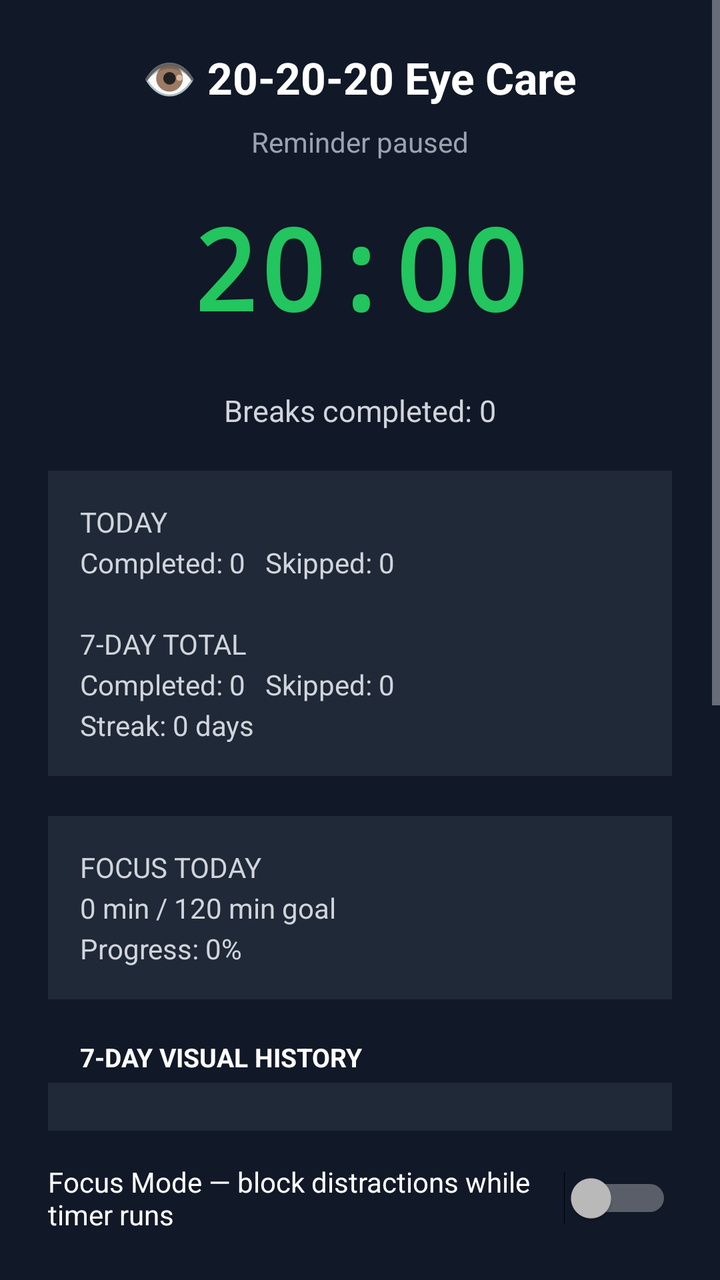
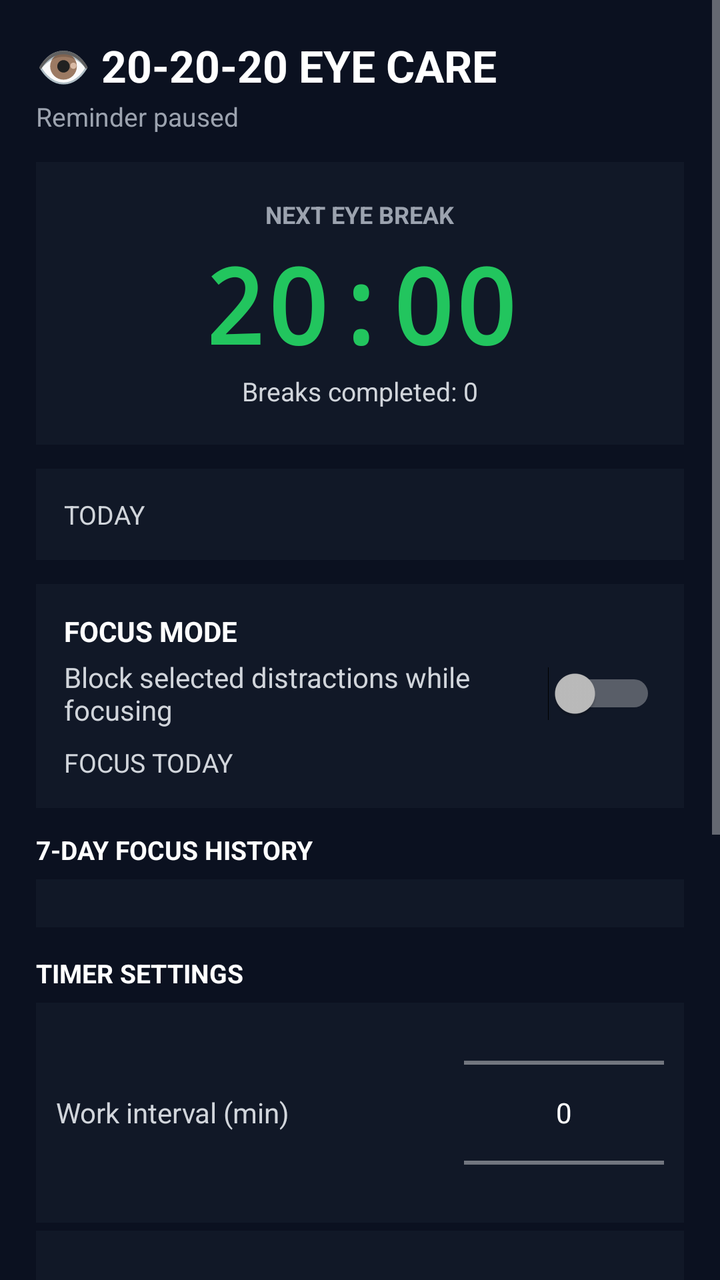

Screens rendered from an Android XML layout before and after an edit, with the pre-edit source and the edit as a unified diff.
<!-- AndroidManifest.xml: application theme Theme.AppCompat.NoActionBar -->
<!-- res/layout/activity_main.xml -->
<?xml version="1.0" encoding="utf-8"?>
<ScrollView xmlns:android="http://schemas.android.com/apk/res/android"
    android:layout_width="match_parent"
    android:layout_height="match_parent"
    android:background="#111827">

    <LinearLayout
        android:layout_width="match_parent"
        android:layout_height="wrap_content"
        android:orientation="vertical"
        android:gravity="center_horizontal"
        android:padding="24dp">

        <TextView
            android:layout_width="wrap_content"
            android:layout_height="wrap_content"
            android:text="👁 20-20-20 Eye Care"
            android:textColor="#FFFFFF"
            android:textSize="22sp"
            android:textStyle="bold"
            android:layout_marginBottom="8dp" />

        <TextView
            android:id="@+id/statusText"
            android:layout_width="wrap_content"
            android:layout_height="wrap_content"
            android:text="Reminder paused"
            android:textColor="#9CA3AF"
            android:textSize="14sp"
            android:layout_marginBottom="16dp" />

        <TextView
            android:id="@+id/countdownText"
            android:layout_width="wrap_content"
            android:layout_height="wrap_content"
            android:text="20:00"
            android:textColor="#22C55E"
            android:textSize="56sp"
            android:textStyle="bold"
            android:fontFamily="monospace"
            android:layout_marginBottom="24dp" />

        <TextView
            android:id="@+id/sessionText"
            android:layout_width="wrap_content"
            android:layout_height="wrap_content"
            android:text="Breaks completed: 0"
            android:textColor="#D1D5DB"
            android:textSize="15sp"
            android:layout_marginBottom="20dp" />

        <TextView
            android:id="@+id/statsText"
            android:layout_width="match_parent"
            android:layout_height="wrap_content"
            android:text="TODAY\nCompleted: 0   Skipped: 0\n\n7-DAY TOTAL\nCompleted: 0   Skipped: 0\nStreak: 0 days"
            android:textColor="#D1D5DB"
            android:textSize="14sp"
            android:lineSpacingExtra="4dp"
            android:padding="16dp"
            android:background="#1F2937"
            android:layout_marginBottom="20dp" />

        <TextView
            android:id="@+id/focusStatsText"
            android:layout_width="match_parent"
            android:layout_height="wrap_content"
            android:text="FOCUS TODAY\n0 min / 120 min goal\nProgress: 0%"
            android:textColor="#D1D5DB"
            android:textSize="14sp"
            android:lineSpacingExtra="4dp"
            android:padding="16dp"
            android:background="#1F2937"
            android:layout_marginBottom="10dp" />

        <TextView
            android:layout_width="match_parent"
            android:layout_height="wrap_content"
            android:text="7-DAY VISUAL HISTORY"
            android:textColor="#FFFFFF"
            android:textSize="13sp"
            android:textStyle="bold"
            android:paddingStart="16dp"
            android:paddingTop="10dp"
            android:paddingBottom="4dp" />

        <LinearLayout
            android:id="@+id/focusHistoryContainer"
            android:layout_width="match_parent"
            android:layout_height="wrap_content"
            android:orientation="vertical"
            android:padding="12dp"
            android:background="#1F2937"
            android:layout_marginBottom="16dp" />

        <Switch
            android:id="@+id/focusModeSwitch"
            android:layout_width="match_parent"
            android:layout_height="wrap_content"
            android:text="Focus Mode — block distractions while timer runs"
            android:textColor="#FFFFFF"
            android:layout_marginBottom="20dp" />

        <TextView
            android:layout_width="wrap_content"
            android:layout_height="wrap_content"
            android:text="Work interval (minutes)"
            android:textColor="#FFFFFF"
            android:textSize="15sp" />

        <NumberPicker
            android:id="@+id/workMinutesPicker"
            android:layout_width="wrap_content"
            android:layout_height="100dp"
            android:layout_marginBottom="12dp" />

        <TextView
            android:layout_width="wrap_content"
            android:layout_height="wrap_content"
            android:text="Rest duration (seconds)"
            android:textColor="#FFFFFF"
            android:textSize="15sp" />

        <NumberPicker
            android:id="@+id/restSecondsPicker"
            android:layout_width="wrap_content"
            android:layout_height="100dp"
            android:layout_marginBottom="24dp" />

        <Button
            android:id="@+id/startPauseButton"
            android:layout_width="200dp"
            android:layout_height="wrap_content"
            android:text="Start"
            android:backgroundTint="#22C55E"
            android:textColor="#FFFFFF"
            android:layout_marginBottom="12dp" />

        <Button
            android:id="@+id/resetButton"
            android:layout_width="200dp"
            android:layout_height="wrap_content"
            android:text="Reset"
            android:backgroundTint="#374151"
            android:textColor="#FFFFFF" />

        <Button
            android:id="@+id/stopButton"
            android:layout_width="200dp"
            android:layout_height="wrap_content"
            android:text="Stop"
            android:backgroundTint="#7F1D1D"
            android:textColor="#FFFFFF"
            android:layout_marginTop="8dp" />

        <Button
            android:id="@+id/settingsButton"
            android:layout_width="200dp"
            android:layout_height="wrap_content"
            android:text="Settings"
            android:layout_marginTop="12dp" />
    </LinearLayout>
</ScrollView>
<!-- resources referenced by this layout -->
<resources>

</resources>

<!-- the commit's change to res/layout/activity_main.xml (unified diff, before → after) -->
@@ -2,23 +2,22 @@
 <ScrollView xmlns:android="http://schemas.android.com/apk/res/android"
     android:layout_width="match_parent"
     android:layout_height="match_parent"
-    android:background="#111827">
+    android:background="#0B1120">
 
     <LinearLayout
         android:layout_width="match_parent"
         android:layout_height="wrap_content"
         android:orientation="vertical"
-        android:gravity="center_horizontal"
-        android:padding="24dp">
-
-        <TextView
-            android:layout_width="wrap_content"
-            android:layout_height="wrap_content"
-            android:text="👁 20-20-20 Eye Care"
+        android:padding="18dp">
+
+        <TextView
+            android:layout_width="wrap_content"
+            android:layout_height="wrap_content"
+            android:text="👁 20-20-20 EYE CARE"
             android:textColor="#FFFFFF"
             android:textSize="22sp"
             android:textStyle="bold"
-            android:layout_marginBottom="8dp" />
+            android:layout_marginBottom="2dp" />
 
         <TextView
             android:id="@+id/statusText"
@@ -26,63 +25,101 @@
             android:layout_height="wrap_content"
             android:text="Reminder paused"
             android:textColor="#9CA3AF"
-            android:textSize="14sp"
-            android:layout_marginBottom="16dp" />
-
-        <TextView
-            android:id="@+id/countdownText"
-            android:layout_width="wrap_content"
-            android:layout_height="wrap_content"
-            android:text="20:00"
-            android:textColor="#22C55E"
-            android:textSize="56sp"
+            android:textSize="13sp"
+            android:layout_marginBottom="14dp" />
+
+        <LinearLayout
+            android:layout_width="match_parent"
+            android:layout_height="wrap_content"
+            android:orientation="vertical"
+            android:gravity="center"
+            android:padding="18dp"
+            android:background="#111827"
+            android:layout_marginBottom="12dp">
+
+            <TextView
+                android:layout_width="wrap_content"
+                android:layout_height="wrap_content"
+                android:text="NEXT EYE BREAK"
+                android:textColor="#9CA3AF"
+                android:textSize="12sp"
+                android:textStyle="bold" />
+
+            <TextView
+                android:id="@+id/countdownText"
+                android:layout_width="wrap_content"
+                android:layout_height="wrap_content"
+                android:text="20:00"
+                android:textColor="#22C55E"
+                android:textSize="52sp"
+                android:textStyle="bold"
+                android:fontFamily="monospace"
+                android:layout_marginTop="2dp" />
+
+            <TextView
+                android:id="@+id/sessionText"
+                android:layout_width="wrap_content"
+                android:layout_height="wrap_content"
+                android:text="Breaks completed: 0"
+                android:textColor="#D1D5DB"
+                android:textSize="13sp" />
+        </LinearLayout>
+
+        <TextView
+            android:id="@+id/statsText"
+            android:layout_width="match_parent"
+            android:layout_height="wrap_content"
+            android:text="TODAY"
+            android:textColor="#D1D5DB"
+            android:textSize="13sp"
+            android:lineSpacingExtra="3dp"
+            android:padding="14dp"
+            android:background="#111827"
+            android:layout_marginBottom="12dp" />
+
+        <LinearLayout
+            android:layout_width="match_parent"
+            android:layout_height="wrap_content"
+            android:orientation="vertical"
+            android:padding="14dp"
+            android:background="#111827"
+            android:layout_marginBottom="12dp">
+
+            <TextView
+                android:layout_width="wrap_content"
+                android:layout_height="wrap_content"
+                android:text="FOCUS MODE"
+                android:textColor="#FFFFFF"
+                android:textSize="14sp"
+                android:textStyle="bold" />
+
+            <Switch
+                android:id="@+id/focusModeSwitch"
+                android:layout_width="match_parent"
+                android:layout_height="wrap_content"
+                android:text="Block selected distractions while focusing"
+                android:textColor="#D1D5DB"
+                android:layout_marginTop="4dp" />
+
+            <TextView
+                android:id="@+id/focusStatsText"
+                android:layout_width="match_parent"
+                android:layout_height="wrap_content"
+                android:text="FOCUS TODAY"
+                android:textColor="#D1D5DB"
+                android:textSize="13sp"
+                android:lineSpacingExtra="3dp"
+                android:paddingTop="8dp" />
+        </LinearLayout>
+
+        <TextView
+            android:layout_width="wrap_content"
+            android:layout_height="wrap_content"
+            android:text="7-DAY FOCUS HISTORY"
+            android:textColor="#FFFFFF"
+            android:textSize="13sp"
             android:textStyle="bold"
-            android:fontFamily="monospace"
-            android:layout_marginBottom="24dp" />
-
-        <TextView
-            android:id="@+id/sessionText"
-            android:layout_width="wrap_content"
-            android:layout_height="wrap_content"
-            android:text="Breaks completed: 0"
-            android:textColor="#D1D5DB"
-            android:textSize="15sp"
-            android:layout_marginBottom="20dp" />
-
-        <TextView
-            android:id="@+id/statsText"
-            android:layout_width="match_parent"
-            android:layout_height="wrap_content"
-            android:text="TODAY\nCompleted: 0   Skipped: 0\n\n7-DAY TOTAL\nCompleted: 0   Skipped: 0\nStreak: 0 days"
-            android:textColor="#D1D5DB"
-            android:textSize="14sp"
-            android:lineSpacingExtra="4dp"
-            android:padding="16dp"
-            android:background="#1F2937"
-            android:layout_marginBottom="20dp" />
-
-        <TextView
-            android:id="@+id/focusStatsText"
-            android:layout_width="match_parent"
-            android:layout_height="wrap_content"
-            android:text="FOCUS TODAY\n0 min / 120 min goal\nProgress: 0%"
-            android:textColor="#D1D5DB"
-            android:textSize="14sp"
-            android:lineSpacingExtra="4dp"
-            android:padding="16dp"
-            android:background="#1F2937"
-            android:layout_marginBottom="10dp" />
-
-        <TextView
-            android:layout_width="match_parent"
-            android:layout_height="wrap_content"
-            android:text="7-DAY VISUAL HISTORY"
-            android:textColor="#FFFFFF"
-            android:textSize="13sp"
-            android:textStyle="bold"
-            android:paddingStart="16dp"
-            android:paddingTop="10dp"
-            android:paddingBottom="4dp" />
+            android:layout_marginBottom="6dp" />
 
         <LinearLayout
             android:id="@+id/focusHistoryContainer"
@@ -90,55 +127,76 @@
             android:layout_height="wrap_content"
             android:orientation="vertical"
             android:padding="12dp"
-            android:background="#1F2937"
-            android:layout_marginBottom="16dp" />
-
-        <Switch
-            android:id="@+id/focusModeSwitch"
-            android:layout_width="match_parent"
-            android:layout_height="wrap_content"
-            android:text="Focus Mode — block distractions while timer runs"
-            android:textColor="#FFFFFF"
-            android:layout_marginBottom="20dp" />
-
-        <TextView
-            android:layout_width="wrap_content"
-            android:layout_height="wrap_content"
-            android:text="Work interval (minutes)"
-            android:textColor="#FFFFFF"
-            android:textSize="15sp" />
-
-        <NumberPicker
-            android:id="@+id/workMinutesPicker"
-            android:layout_width="wrap_content"
-            android:layout_height="100dp"
-            android:layout_marginBottom="12dp" />
-
-        <TextView
-            android:layout_width="wrap_content"
-            android:layout_height="wrap_content"
-            android:text="Rest duration (seconds)"
-            android:textColor="#FFFFFF"
-            android:textSize="15sp" />
-
-        <NumberPicker
-            android:id="@+id/restSecondsPicker"
-            android:layout_width="wrap_content"
-            android:layout_height="100dp"
-            android:layout_marginBottom="24dp" />
+            android:background="#111827"
+            android:layout_marginBottom="14dp" />
+
+        <TextView
+            android:layout_width="wrap_content"
+            android:layout_height="wrap_content"
+            android:text="TIMER SETTINGS"
+            android:textColor="#FFFFFF"
+            android:textSize="13sp"
+            android:textStyle="bold"
+            android:layout_marginBottom="6dp" />
+
+        <LinearLayout
+            android:layout_width="match_parent"
+            android:layout_height="wrap_content"
+            android:orientation="horizontal"
+            android:gravity="center_vertical"
+            android:background="#111827"
+            android:padding="10dp">
+
+            <TextView
+                android:layout_width="0dp"
+                android:layout_height="wrap_content"
+                android:layout_weight="1"
+                android:text="Work interval (min)"
+                android:textColor="#D1D5DB"
+                android:textSize="14sp" />
+
+            <NumberPicker
+                android:id="@+id/workMinutesPicker"
+                android:layout_width="100dp"
+                android:layout_height="90dp" />
+        </LinearLayout>
+
+        <LinearLayout
+            android:layout_width="match_parent"
+            android:layout_height="wrap_content"
+            android:orientation="horizontal"
+            android:gravity="center_vertical"
+            android:background="#111827"
+            android:padding="10dp"
+            android:layout_marginTop="4dp"
+            android:layout_marginBottom="14dp">
+
+            <TextView
+                android:layout_width="0dp"
+                android:layout_height="wrap_content"
+                android:layout_weight="1"
+                android:text="Rest duration (sec)"
+                android:textColor="#D1D5DB"
+                android:textSize="14sp" />
+
+            <NumberPicker
+                android:id="@+id/restSecondsPicker"
+                android:layout_width="100dp"
+                android:layout_height="90dp" />
+        </LinearLayout>
 
         <Button
             android:id="@+id/startPauseButton"
-            android:layout_width="200dp"
+            android:layout_width="match_parent"
             android:layout_height="wrap_content"
             android:text="Start"
             android:backgroundTint="#22C55E"
             android:textColor="#FFFFFF"
-            android:layout_marginBottom="12dp" />
+            android:layout_marginBottom="7dp" />
 
         <Button
             android:id="@+id/resetButton"
-            android:layout_width="200dp"
+            android:layout_width="match_parent"
             android:layout_height="wrap_content"
             android:text="Reset"
             android:backgroundTint="#374151"
@@ -146,18 +204,19 @@
 
         <Button
             android:id="@+id/stopButton"
-            android:layout_width="200dp"
+            android:layout_width="match_parent"
             android:layout_height="wrap_content"
             android:text="Stop"
             android:backgroundTint="#7F1D1D"
             android:textColor="#FFFFFF"
-            android:layout_marginTop="8dp" />
+            android:layout_marginTop="7dp" />
 
         <Button
             android:id="@+id/settingsButton"
-            android:layout_width="200dp"
+            android:layout_width="match_parent"
             android:layout_height="wrap_content"
             android:text="Settings"
-            android:layout_marginTop="12dp" />
+            android:layout_marginTop="10dp"
+            android:layout_marginBottom="8dp" />
     </LinearLayout>
 </ScrollView>
